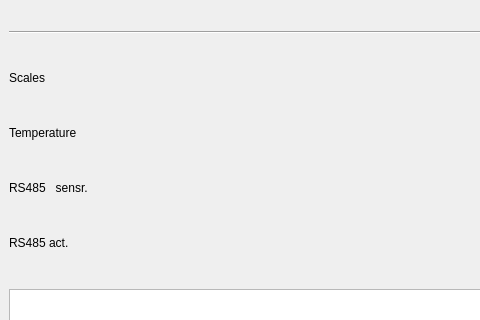
This is hwports.ui in kasarkonic/Sauka1 as Qt 5 draws it before an edit; both pictures show x 0 to 480 and y 100 to 420 of the 816 by 583 pixel window. The edited form follows.
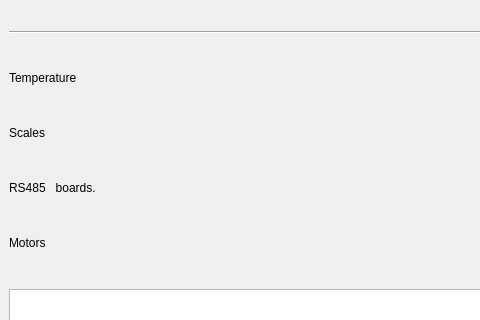
This is the edited form.

Diff of the .ui file:
```diff
--- a/hwports.ui
+++ b/hwports.ui
@@ -191,7 +191,7 @@
         <item row="4" column="0">
          <widget class="QLabel" name="label_4">
           <property name="text">
-           <string>RS485   sensr.</string>
+           <string>RS485   boards.</string>
           </property>
          </widget>
         </item>
@@ -239,14 +239,14 @@
         <item row="3" column="0">
          <widget class="QLabel" name="label_5">
           <property name="text">
-           <string>Temperature</string>
+           <string>Scales</string>
           </property>
          </widget>
         </item>
         <item row="5" column="0">
          <widget class="QLabel" name="label">
           <property name="text">
-           <string>RS485 act.</string>
+           <string>Motors</string>
           </property>
          </widget>
         </item>
@@ -411,7 +411,7 @@
         <item row="2" column="0">
          <widget class="QLabel" name="label_35">
           <property name="text">
-           <string>Scales</string>
+           <string>Temperature</string>
           </property>
          </widget>
         </item>
```
Left out of the diff: 58 changed lines with no effect on the pictures.
